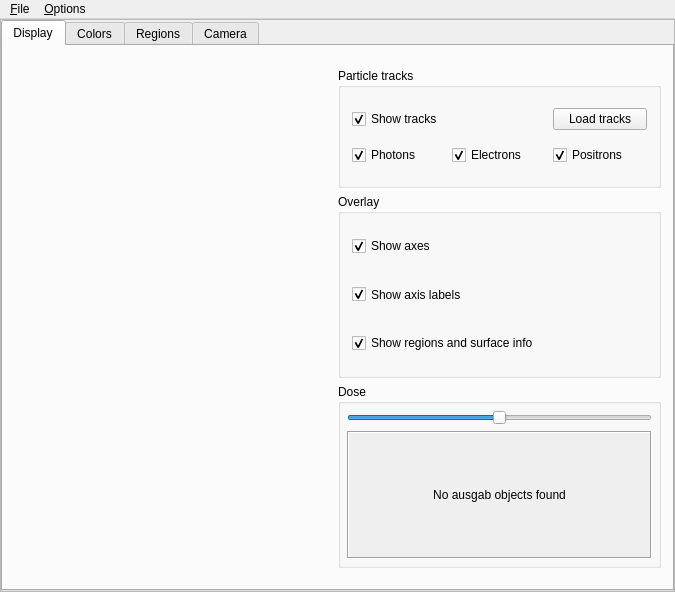
This is HEN_HOUSE/egs++/view/viewcontrol.ui in nrc-cnrc/EGSnrc as Qt 5 draws it before an edit. The edited form follows.
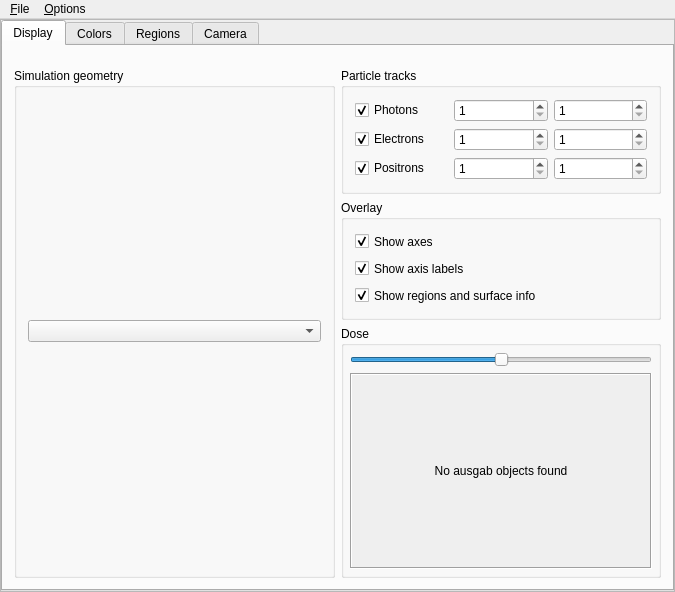
This is the edited form.

Commit message:
Add egs_view simulation geom and track selection
Add the ability to change the simulation geometry being viewed within
egs_view. Also add track range selection. To do this it was necessary to
add two new functions in egs_base_geometry to get the geometry list and
the number of geometries in it.

Fix some memory leaks.

Patch:
```diff
--- a/HEN_HOUSE/egs++/view/viewcontrol.ui
+++ b/HEN_HOUSE/egs++/view/viewcontrol.ui
@@ -135,7 +135,36 @@
                  <enum>QLayout::SetDefaultConstraint</enum>
                 </property>
                 <item>
-                 <layout class="QVBoxLayout" name="clipLayout"/>
+                 <layout class="QVBoxLayout" name="clipLayout">
+                  <item>
+                   <spacer name="verticalSpacer_2">
+                    <property name="orientation">
+                     <enum>Qt::Vertical</enum>
+                    </property>
+                    <property name="sizeType">
+                     <enum>QSizePolicy::Fixed</enum>
+                    </property>
+                    <property name="sizeHint" stdset="0">
+                     <size>
+                      <width>20</width>
+                      <height>11</height>
+                     </size>
+                    </property>
+                   </spacer>
+                  </item>
+                  <item>
+                   <widget class="QGroupBox" name="groupBox_5">
+                    <property name="title">
+                     <string>Simulation geometry</string>
+                    </property>
+                    <layout class="QHBoxLayout" name="horizontalLayout_14">
+                     <item>
+                      <widget class="QComboBox" name="comboBox_simGeom"/>
+                     </item>
+                    </layout>
+                   </widget>
+                  </item>
+                 </layout>
                 </item>
                 <item>
                  <layout class="QVBoxLayout" name="verticalLayout_4">
@@ -179,17 +208,27 @@
                      <string>Particle tracks</string>
                     </property>
                     <layout class="QGridLayout">
+                     <item row="0" column="2">
+                      <widget class="QSpinBox" name="spin_tmaxp">
+                       <property name="minimum">
+                        <number>1</number>
+                       </property>
+                       <property name="value">
+                        <number>1</number>
+                       </property>
+                      </widget>
+                     </item>
+                     <item row="2" column="0">
+                      <widget class="QCheckBox" name="showPositronsCheckbox">
+                       <property name="text">
+                        <string>Positrons</string>
+                       </property>
+                       <property name="checked">
+                        <bool>true</bool>
+                       </property>
+                      </widget>
+                     </item>
                      <item row="0" column="0">
-                      <widget class="QCheckBox" name="showTracksCheckbox">
-                       <property name="text">
-                        <string>Show tracks</string>
-                       </property>
-                       <property name="checked">
-                        <bool>true</bool>
-                       </property>
-                      </widget>
-                     </item>
-                     <item row="1" column="0">
                       <widget class="QCheckBox" name="showPhotonsCheckbox">
                        <property name="text">
                         <string>Photons</string>
@@ -199,7 +238,7 @@
                        </property>
                       </widget>
                      </item>
-                     <item row="1" column="1">
+                     <item row="1" column="0">
                       <widget class="QCheckBox" name="showElectronsCheckbox">
                        <property name="text">
                         <string>Electrons</string>
@@ -209,20 +248,53 @@
                        </property>
                       </widget>
                      </item>
+                     <item row="0" column="1">
+                      <widget class="QSpinBox" name="spin_tminp">
+                       <property name="minimum">
+                        <number>1</number>
+                       </property>
+                       <property name="value">
+                        <number>1</number>
+                       </property>
+                      </widget>
+                     </item>
+                     <item row="1" column="1">
+                      <widget class="QSpinBox" name="spin_tmine">
+                       <property name="minimum">
+                        <number>1</number>
+                       </property>
+                       <property name="value">
+                        <number>1</number>
+                       </property>
+                      </widget>
+                     </item>
                      <item row="1" column="2">
-                      <widget class="QCheckBox" name="showPositronsCheckbox">
-                       <property name="text">
-                        <string>Positrons</string>
+                      <widget class="QSpinBox" name="spin_tmaxe">
+                       <property name="minimum">
+                        <number>1</number>
                        </property>
-                       <property name="checked">
-                        <bool>true</bool>
+                       <property name="value">
+                        <number>1</number>
                        </property>
                       </widget>
                      </item>
-                     <item row="0" column="2">
-                      <widget class="QPushButton" name="loadTracks">
-                       <property name="text">
-                        <string>Load tracks</string>
+                     <item row="2" column="1">
+                      <widget class="QSpinBox" name="spin_tminpo">
+                       <property name="minimum">
+                        <number>1</number>
+                       </property>
+                       <property name="value">
+                        <number>1</number>
+                       </property>
+                      </widget>
+                     </item>
+                     <item row="2" column="2">
+                      <widget class="QSpinBox" name="spin_tmaxpo">
+                       <property name="minimum">
+                        <number>1</number>
+                       </property>
+                       <property name="value">
+                        <number>1</number>
                        </property>
                       </widget>
                      </item>
@@ -243,12 +315,6 @@
                       <height>120</height>
                      </size>
                     </property>
-                    <property name="maximumSize">
-                     <size>
-                      <width>16777215</width>
-                      <height>16777215</height>
-                     </size>
-                    </property>
                     <property name="baseSize">
                      <size>
                       <width>331</width>
@@ -264,7 +330,7 @@
                        <item>
                         <widget class="QCheckBox" name="showAxesCheckbox">
                          <property name="sizePolicy">
-                          <sizepolicy hsizetype="Minimum" vsizetype="Expanding">
+                          <sizepolicy hsizetype="Minimum" vsizetype="Minimum">
                            <horstretch>0</horstretch>
                            <verstretch>0</verstretch>
                           </sizepolicy>
@@ -280,7 +346,7 @@
                        <item>
                         <widget class="QCheckBox" name="showAxesLabelsCheckbox">
                          <property name="sizePolicy">
-                          <sizepolicy hsizetype="Minimum" vsizetype="Expanding">
+                          <sizepolicy hsizetype="Minimum" vsizetype="Minimum">
                            <horstretch>0</horstretch>
                            <verstretch>0</verstretch>
                           </sizepolicy>
@@ -296,7 +362,7 @@
                        <item>
                         <widget class="QCheckBox" name="showRegionsCheckbox">
                          <property name="sizePolicy">
-                          <sizepolicy hsizetype="Minimum" vsizetype="Expanding">
+                          <sizepolicy hsizetype="Minimum" vsizetype="Minimum">
                            <horstretch>0</horstretch>
                            <verstretch>0</verstretch>
                           </sizepolicy>
@@ -322,12 +388,6 @@
                       <verstretch>0</verstretch>
                      </sizepolicy>
                     </property>
-                    <property name="minimumSize">
-                     <size>
-                      <width>0</width>
-                      <height>140</height>
-                     </size>
-                    </property>
                     <property name="toolTip">
                      <string>Use egs_dose_scoring to output a dose file</string>
                     </property>
@@ -371,14 +431,6 @@
                           <bool>true</bool>
                          </property>
                          <widget class="QWidget" name="scrollAreaWidgetContents">
-                          <property name="geometry">
-                           <rect>
-                            <x>0</x>
-                            <y>0</y>
-                            <width>294</width>
-                            <height>103</height>
-                           </rect>
-                          </property>
                           <layout class="QVBoxLayout" name="verticalLayout_16">
                            <item>
                             <layout class="QVBoxLayout" name="verticalLayout_dose">
@@ -406,22 +458,6 @@
                     </layout>
                    </widget>
                   </item>
-                  <item>
-                   <spacer name="spacer4_2">
-                    <property name="orientation">
-                     <enum>Qt::Vertical</enum>
-                    </property>
-                    <property name="sizeType">
-                     <enum>QSizePolicy::Fixed</enum>
-                    </property>
-                    <property name="sizeHint" stdset="0">
-                     <size>
-                      <width>20</width>
-                      <height>10</height>
-                     </size>
-                    </property>
-                   </spacer>
-                  </item>
                  </layout>
                 </item>
                </layout>
```
Left out of the diff: 194 changed lines with no effect on the pictures. The commit also changes 13 other files.
